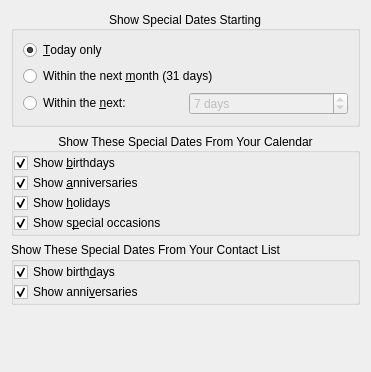
chusopr/kdepim-ktimetracker-akonadi, file kontact/plugins/specialdates/sdsummaryconfig_base.ui: the form before one commit.
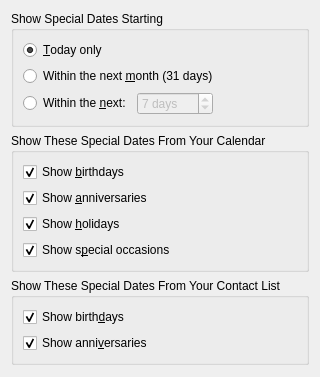
The form after the commit.

Patch:
```diff
--- a/kontact/plugins/specialdates/sdsummaryconfig_base.ui
+++ b/kontact/plugins/specialdates/sdsummaryconfig_base.ui
@@ -2,22 +2,8 @@
  <author>Allen Winter &lt;winter@kde.org></author>
  <comment>Configuration page for the Korganizer Special Dates Summary</comment>
  <class>SDSummaryConfig_Base</class>
- <widget class="QWidget" name="SDSummaryConfig_Base" >
-  <property name="geometry" >
-   <rect>
-    <x>0</x>
-    <y>0</y>
-    <width>371</width>
-    <height>372</height>
-   </rect>
-  </property>
-  <property name="sizePolicy" >
-   <sizepolicy vsizetype="Preferred" hsizetype="Preferred" >
-    <horstretch>0</horstretch>
-    <verstretch>0</verstretch>
-   </sizepolicy>
-  </property>
-  <property name="windowTitle" >
+ <widget class="QWidget" name="SDSummaryConfig_Base">
+  <property name="windowTitle">
    <string>Special Dates Summary Configuration</string>
   </property>
   <layout class="QVBoxLayout" >
@@ -26,19 +12,20 @@
      <property name="title" >
       <string>Show Special Dates Starting</string>
      </property>
-     <property name="alignment" >
-      <set>Qt::AlignCenter</set>
-     </property>
-     <layout class="QGridLayout" name="_2" >
-      <property name="margin" >
-       <number>9</number>
-      </property>
-      <property name="spacing" >
-       <number>6</number>
-      </property>
-      <item row="1" column="0" colspan="2" >
-       <widget class="QRadioButton" name="mDateMonthButton" >
-        <property name="text" >
+     <layout class="QVBoxLayout" name="verticalLayout">
+      <item>
+       <widget class="QRadioButton" name="mDateTodayButton">
+        <property name="text">
+         <string>&amp;Today only</string>
+        </property>
+        <property name="checked">
+         <bool>true</bool>
+        </property>
+       </widget>
+      </item>
+      <item>
+       <widget class="QRadioButton" name="mDateMonthButton">
+        <property name="text">
          <string>Within the next &amp;month (31 days)</string>
         </property>
         <property name="checked" >
@@ -46,9 +33,11 @@
         </property>
        </widget>
       </item>
-      <item row="2" column="0" >
-       <widget class="QRadioButton" name="mDateRangeButton" >
-        <property name="enabled" >
+      <item>
+       <layout class="QHBoxLayout" name="horizontalLayout">
+        <item>
+         <widget class="QRadioButton" name="mDateRangeButton">
+          <property name="enabled">
          <bool>true</bool>
         </property>
         <property name="text" >
@@ -59,9 +48,9 @@
         </property>
        </widget>
       </item>
-      <item row="2" column="1" >
-       <widget class="QSpinBox" name="mCustomDays" >
-        <property name="enabled" >
+        <item>
+         <widget class="QSpinBox" name="mCustomDays">
+          <property name="enabled">
          <bool>false</bool>
         </property>
         <property name="specialValueText" >
@@ -84,17 +73,22 @@
         </property>
        </widget>
       </item>
-      <item row="0" column="0" colspan="2" >
-       <widget class="QRadioButton" name="mDateTodayButton" >
-        <property name="text" >
-         <string>&amp;Today only</string>
-        </property>
-        <property name="checked" >
-         <bool>true</bool>
-        </property>
-       </widget>
-      </item>
-     </layout>
+        <item>
+         <spacer name="horizontalSpacer">
+          <property name="orientation">
+           <enum>Qt::Horizontal</enum>
+          </property>
+          <property name="sizeHint" stdset="0">
+           <size>
+            <width>1</width>
+            <height>0</height>
+           </size>
+          </property>
+         </spacer>
+        </item>
+       </layout>
+      </item>
+     </layout>
     </widget>
    </item>
    <item>
@@ -102,22 +96,10 @@
      <property name="title" >
       <string>Show These Special Dates From Your Calendar</string>
      </property>
-     <property name="alignment" >
-      <set>Qt::AlignCenter</set>
-     </property>
-     <layout class="QVBoxLayout" >
-      <property name="spacing" >
-       <number>0</number>
-      </property>
-      <property name="margin" >
-       <number>0</number>
-      </property>
+     <layout class="QVBoxLayout" name="verticalLayout_2">
       <item>
-       <widget class="QCheckBox" name="mShowBirthdaysFromCalBox" >
-        <property name="acceptDrops" >
-         <bool>true</bool>
-        </property>
-        <property name="text" >
+       <widget class="QCheckBox" name="mShowBirthdaysFromCalBox">
+        <property name="text">
          <string>Show &amp;birthdays</string>
         </property>
         <property name="checked" >
@@ -126,8 +108,8 @@
        </widget>
       </item>
       <item>
-       <widget class="QCheckBox" name="mShowAnniversariesFromCalBox" >
-        <property name="text" >
+       <widget class="QCheckBox" name="mShowAnniversariesFromCalBox">
+        <property name="text">
          <string>Show &amp;anniversaries</string>
         </property>
         <property name="checked" >
@@ -136,8 +118,8 @@
        </widget>
       </item>
       <item>
-       <widget class="QCheckBox" name="mShowHolidaysFromCalBox" >
-        <property name="text" >
+       <widget class="QCheckBox" name="mShowHolidaysFromCalBox">
+        <property name="text">
          <string>Show &amp;holidays</string>
         </property>
         <property name="checked" >
@@ -146,8 +128,8 @@
        </widget>
       </item>
       <item>
-       <widget class="QCheckBox" name="mShowSpecialsFromCalBox" >
-        <property name="text" >
+       <widget class="QCheckBox" name="mShowSpecialsFromCalBox">
+        <property name="text">
          <string>Show s&amp;pecial occasions</string>
         </property>
         <property name="checked" >
@@ -163,19 +145,10 @@
      <property name="title" >
       <string>Show These Special Dates From Your Contact List</string>
      </property>
-     <layout class="QVBoxLayout" >
-      <property name="spacing" >
-       <number>0</number>
-      </property>
-      <property name="margin" >
-       <number>0</number>
-      </property>
+     <layout class="QVBoxLayout" name="verticalLayout_3">
       <item>
-       <widget class="QCheckBox" name="mShowBirthdaysFromKABBox" >
-        <property name="acceptDrops" >
-         <bool>true</bool>
-        </property>
-        <property name="text" >
+       <widget class="QCheckBox" name="mShowBirthdaysFromKABBox">
+        <property name="text">
          <string>Show birth&amp;days</string>
         </property>
         <property name="checked" >
@@ -184,8 +157,8 @@
        </widget>
       </item>
       <item>
-       <widget class="QCheckBox" name="mShowAnniversariesFromKABBox" >
-        <property name="text" >
+       <widget class="QCheckBox" name="mShowAnniversariesFromKABBox">
+        <property name="text">
          <string>Show anni&amp;versaries</string>
         </property>
         <property name="checked" >
@@ -201,10 +174,10 @@
      <property name="orientation" >
       <enum>Qt::Vertical</enum>
      </property>
-     <property name="sizeHint" stdset="0" >
+     <property name="sizeHint" stdset="0">
       <size>
-       <width>20</width>
-       <height>40</height>
+       <width>0</width>
+       <height>1</height>
       </size>
      </property>
     </spacer>
```
Left out of the diff: 55 changed lines with no effect on the pictures. Lines whose indentation alone changed are shown as unchanged.
